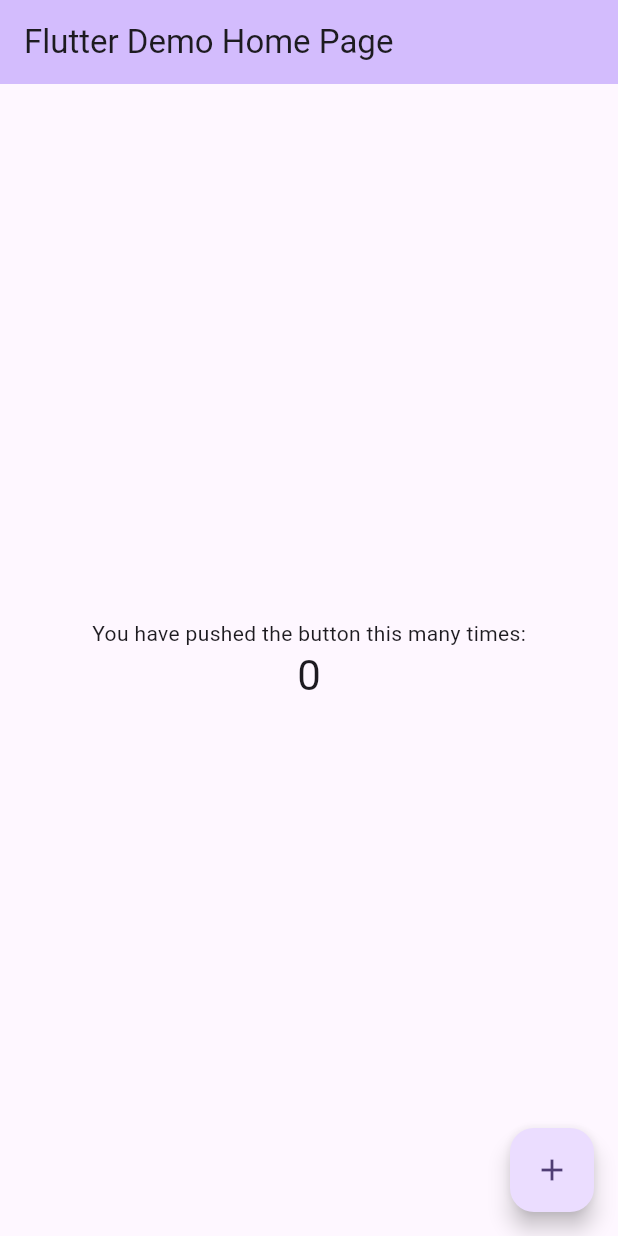
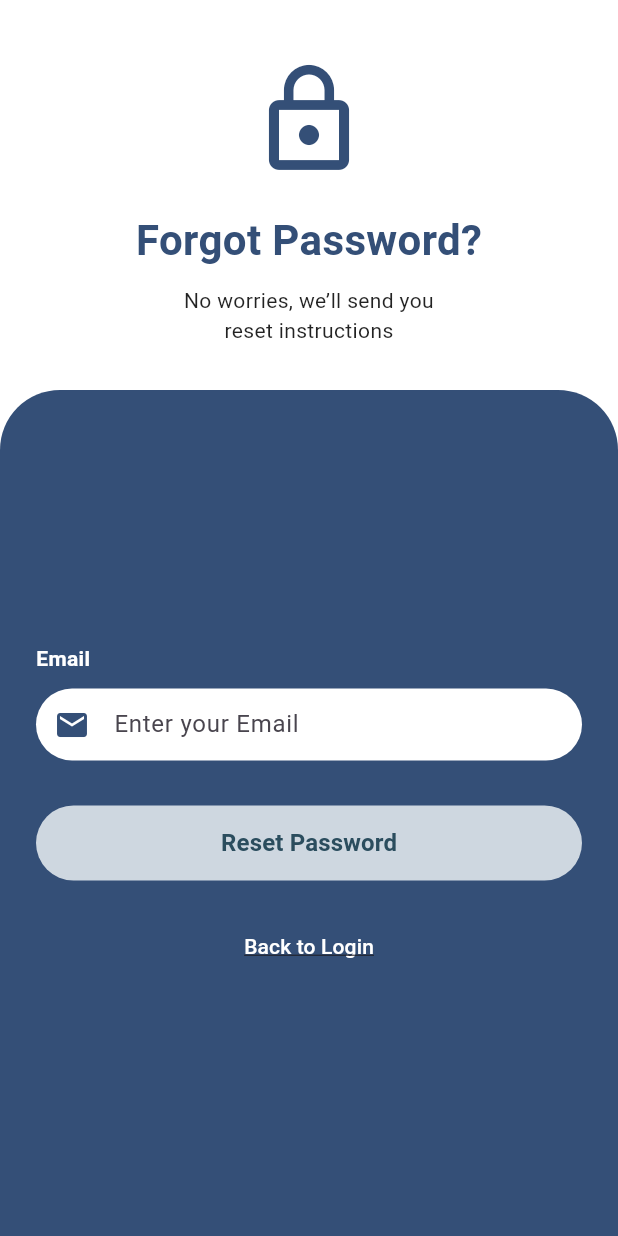
Before and after one commit to Khushipatel5/Oddo_Hackathon, a Flutter app: the screen it shows after launch, on a phone screen of 412 x 824 dp. Run offline on Flutter 3.47's test engine with Material 3 defaults, Android fonts, the phone set to English and light mode, and no system bars; our stand-ins replace email_validator.

Commit message:
Heena Commited

```diff
--- a/analysis_options.yaml
+++ b/analysis_options.yaml
@@ -1,7 +1,7 @@
 # This file configures the analyzer, which statically analyzes Dart code to
 # check for errors, warnings, and lints.
 #
-# The issues identified by the analyzer are surfaced in the UI of Dart-enabled
+# The issues identified by the analyzer are surfaced in the screens of Dart-enabled
 # IDEs (https://dart.dev/tools#ides-and-editors). The analyzer can also be
 # invoked from the command line by running `flutter analyze`.
 
--- a/lib/main.dart
+++ b/lib/main.dart
@@ -1,4 +1,6 @@
 import 'package:flutter/material.dart';
+
+import 'screens/ResetPasswordPage.dart';
 
 void main() {
   runApp(const MyApp());
@@ -31,7 +33,7 @@
         colorScheme: ColorScheme.fromSeed(seedColor: Colors.deepPurple),
         useMaterial3: true,
       ),
-      home: const MyHomePage(title: 'Flutter Demo Home Page'),
+      home: ResetPasswordPage(),
     );
   }
 }
--- /dev/null
+++ b/lib/screens/ResetPasswordPage.dart
@@ -0,0 +1,179 @@
+import 'package:flutter/material.dart';
+import 'package:email_validator/email_validator.dart';
+
+class AppConstants {
+  static const Color primaryColor = Color(0xFF344f77); // Dark blue
+  static const Color backgroundColor = Colors.white;
+  static const Color inputFieldColor = Colors.white;
+  static const Color formContainerColor = Color(0xFF344f77);
+  static const Color buttonColor = Color(0xFFced7e0); // Light grey-blue
+  static const Color buttonTextColor = Color(0xFF2b4d5e); // Button text
+}
+
+class ValidationUtils {
+  static String? validateEmail(String? value) {
+    if (value == null || value.isEmpty) {
+      return 'Email is required';
+    }
+    if (!EmailValidator.validate(value)) {
+      return 'Please enter a valid email';
+    }
+    return null;
+  }
+}
+
+class ReusableButton extends StatelessWidget {
+  final String text;
+  final VoidCallback onPressed;
+
+  const ReusableButton({
+    required this.text,
+    required this.onPressed,
+  });
+
+  @override
+  Widget build(BuildContext context) {
+    return ElevatedButton(
+      onPressed: onPressed,
+      style: ElevatedButton.styleFrom(
+        backgroundColor: AppConstants.buttonColor,
+        foregroundColor: AppConstants.buttonTextColor,
+        shape: RoundedRectangleBorder(borderRadius: BorderRadius.circular(30)),
+        minimumSize: const Size(double.infinity, 50),
+        elevation: 0,
+      ),
+      child: Text(
+        text,
+        style: const TextStyle(fontWeight: FontWeight.bold, fontSize: 16),
+      ),
+    );
+  }
+}
+
+class ResetPasswordPage extends StatefulWidget {
+  @override
+  _ResetPasswordPageState createState() => _ResetPasswordPageState();
+}
+
+class _ResetPasswordPageState extends State<ResetPasswordPage> {
+  final _formKey = GlobalKey<FormState>();
+  final _emailController = TextEditingController();
+  String? _errorMessage;
+
+  @override
+  void dispose() {
+    _emailController.dispose();
+    super.dispose();
+  }
+
+  void _resetPassword() {
+    if (_formKey.currentState!.validate()) {
+      setState(() => _errorMessage = null);
+      ScaffoldMessenger.of(context).showSnackBar(
+        const SnackBar(content: Text('Reset instructions sent!')),
+      );
+      Navigator.pop(context);
+    }
+  }
+
+  @override
+  Widget build(BuildContext context) {
+    return Scaffold(
+      backgroundColor: AppConstants.backgroundColor,
+      body: SafeArea(
+        child: Column(
+          children: [
+            const SizedBox(height: 40),
+            const Icon(Icons.lock_outline, size: 80, color: AppConstants.primaryColor),
+            const SizedBox(height: 20),
+            Text(
+              'Forgot Password?',
+              style: TextStyle(
+                fontSize: 28,
+                fontWeight: FontWeight.bold,
+                color: AppConstants.primaryColor,
+              ),
+            ),
+            const SizedBox(height: 10),
+            const Text(
+              "No worries, we’ll send you\nreset instructions",
+              style: TextStyle(fontSize: 14, color: Colors.black87),
+              textAlign: TextAlign.center,
+            ),
+            const SizedBox(height: 30),
+
+            // Bottom Form Container
+            Expanded(
+              child: Container(
+                width: double.infinity,
+                decoration: const BoxDecoration(
+                  color: AppConstants.formContainerColor,
+                  borderRadius: BorderRadius.vertical(top: Radius.circular(40)),
+                ),
+                padding: const EdgeInsets.all(24.0),
+                child: Form(
+                  key: _formKey,
+                  child: Column(
+                    mainAxisAlignment: MainAxisAlignment.center,
+                    children: [
+                      Align(
+                        alignment: Alignment.centerLeft,
+                        child: Text(
+                          "Email",
+                          style: TextStyle(
+                            color: Colors.white,
+                            fontWeight: FontWeight.bold,
+                          ),
+                        ),
+                      ),
+                      const SizedBox(height: 10),
+                      TextFormField(
+                        controller: _emailController,
+                        style: const TextStyle(color: Colors.black),
+                        decoration: InputDecoration(
+                          hintText: 'Enter your Email',
+                          prefixIcon: const Icon(Icons.email, color: AppConstants.primaryColor),
+                          filled: true,
+                          fillColor: AppConstants.inputFieldColor,
+                          contentPadding: const EdgeInsets.symmetric(vertical: 0, horizontal: 20),
+                          border: OutlineInputBorder(
+                            borderRadius: BorderRadius.circular(30),
+                            borderSide: BorderSide.none,
+                          ),
+                        ),
+                        validator: ValidationUtils.validateEmail,
+                      ),
+                      const SizedBox(height: 30),
+                      ReusableButton(
+                        text: 'Reset Password',
+                        onPressed: _resetPassword,
+                      ),
+                      const SizedBox(height: 20),
+                      TextButton(
+                        onPressed: () => Navigator.pop(context),
+                        child: const Text(
+                          'Back to Login',
+                          style: TextStyle(
+                            color: Colors.white,
+                            decoration: TextDecoration.underline,
+                          ),
+                        ),
+                      ),
+                      if (_errorMessage != null) ...[
+                        const SizedBox(height: 10),
+                        Text(
+                          _errorMessage!,
+                          style: const TextStyle(color: Colors.red),
+                        ),
+                      ],
+                    ],
+                  ),
+                ),
+              ),
+            ),
+          ],
+        ),
+      ),
+    );
+  }
+}
--- a/pubspec.yaml
+++ b/pubspec.yaml
@@ -30,7 +30,7 @@ environment:
 dependencies:
   flutter:
     sdk: flutter
-
+  email_validator: ^2.1.17
 
   # The following adds the Cupertino Icons font to your application.
   # Use with the CupertinoIcons class for iOS style icons.
```
Also changed, not shown: pubspec.lock, 3 other files.
